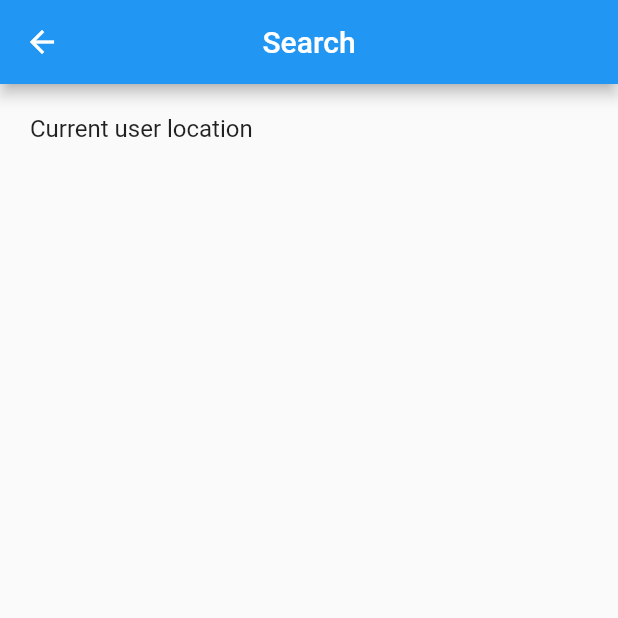
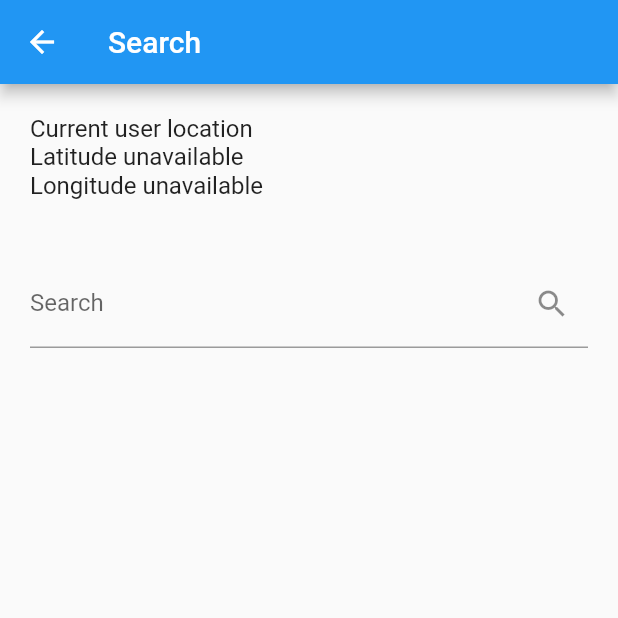
Before and after one commit to DzulfikriPysal/Flutter-article-apps, a Flutter app: the SearchArticleView screen opened directly, on a phone screen of 412 x 824 dp, the top half of it. Run offline on Flutter 3.47's test engine with Material 2 defaults, Android fonts, the phone set to English and light mode, and no system bars; our stand-ins replace location, sqflite; accounts and stored records are empty; network calls fail.

Commit message:
finishing search page

```diff
--- a/lib/location_service.dart
+++ b/lib/location_service.dart
@@ -1,4 +1,5 @@
 import 'package:location/location.dart';
+import 'package:flutter/material.dart';
 
 class LocationService {
   Location location = Location();
@@ -38,4 +39,42 @@ class LocationService {
       _locationData = currentLocation;
     });
   }
+
+  Widget buildLocationRow(String label, double? latitude, double? longitude) {
+    String valueText = latitude != null && longitude != null
+        ? 'Latitude: $latitude, \n Longitude: $longitude'
+        : 'Location data unavailable';
+
+    return Column(
+      children: <Widget>[
+        Row(
+          children: <Widget>[
+            Text(
+              label,
+              style: TextStyle(fontSize: 16),
+              textAlign: TextAlign.center,
+            ),
+          ],
+        ),
+        Row(
+          children: <Widget>[
+            Text(
+              latitude != null ? 'Latitude: $latitude' : 'Latitude unavailable',
+              style: TextStyle(fontSize: 16),
+              textAlign: TextAlign.center,
+            ),
+          ],
+        ),
+        Row(
+          children: <Widget>[
+            Text(
+              longitude != null ? 'Longitude: $longitude' : 'Longitude unavailable',
+              style: TextStyle(fontSize: 16),
+              textAlign: TextAlign.center,
+            ),
+          ],
+        ),
+      ],
+    );
+  }
 }
--- a/lib/ui/search_article_view/search_article_view_widget.dart
+++ b/lib/ui/search_article_view/search_article_view_widget.dart
@@ -1,45 +1,132 @@
 import 'package:flutter/material.dart';
 import '../../location_service.dart';
+import '../../model/article.dart';
+import '../../article_service.dart';
+import 'package:location/location.dart';
 
 class SearchArticleView extends StatefulWidget {
-  const SearchArticleView({Key? key}) : super(key: key);
-
   @override
-  State<SearchArticleView> createState() => _SearchArticleViewState();
+  _SearchArticleViewState createState() => _SearchArticleViewState();
 }
 
 class _SearchArticleViewState extends State<SearchArticleView> {
+  TextEditingController _searchController = TextEditingController();
+  List<Article> _searchResults = [];
+  bool _isLoading = false;
+  int _page = 1;
+  LocationService _locationService = LocationService();
+  LocationData? _locationData;
 
   @override
   void initState() {
     super.initState();
+    _locationService.checkPermissions().then((locationData) {
+      setState(() {
+        _locationData = locationData;
+      });
+    });
+  }
+
+  void _performSearch(String query) async {
+    setState(() {
+      _isLoading = true;
+      _page = 1; // Reset the page number when performing a new search
+      _searchResults.clear(); // Clear the existing search results
+    });
+
+    // Call the article service to search for articles
+    ArticleService articleService = ArticleService();
+    List<Article> results = await articleService.searchArticles(page: _page, query: query);
+
+    setState(() {
+      _searchResults.addAll(results);
+      _isLoading = false;
+    });
+  }
+
+  void _loadMoreArticles() async {
+    if (_isLoading) {
+      return; // Prevent multiple simultaneous requests
+    }
+
+    setState(() {
+      _isLoading = true;
+      _page++; // Increment the page number for the next request
+    });
+
+    // Call the article service to fetch more articles
+    ArticleService articleService = ArticleService();
+    List<Article> results = await articleService.searchArticles(page: _page, query: _searchController.text);
+
+    setState(() {
+      _searchResults.addAll(results);
+      _isLoading = false;
+    });
   }
 
   @override
   Widget build(BuildContext context) {
     return Scaffold(
       appBar: AppBar(
-                title: Text("Search"),
-                centerTitle: true,
+        title: Text('Search'),
       ),
-            body: SafeArea(
-                child: Padding(
-                    padding: const EdgeInsets.all(20.0),
-                    child: Column(
-                        mainAxisAlignment: MainAxisAlignment.start,
-                        children: <Widget>[
-                            Row(
-                                children: <Widget>[
-                                    Text(
+      body: Column(
+        children: [
+          Padding(
+            padding: EdgeInsets.all(20.0),
+            child: _locationService.buildLocationRow(
               "Current user location",
-                                        style: TextStyle(fontSize: 16),
-                                        textAlign: TextAlign.center,
+              _locationService.locationData?.latitude,
+              _locationService.locationData?.longitude,
+            ),
+          ),
+          Padding(
+            padding: EdgeInsets.all(20.0),
+            child: TextField(
+              controller: _searchController,
+              decoration: InputDecoration(
+                labelText: 'Search',
+                suffixIcon: IconButton(
+                  icon: Icon(Icons.search),
+                  onPressed: () {
+                    String query = _searchController.text;
+                    _performSearch(query);
+                  },
+                ),
+              ),
+            ),
+          ),
+          _isLoading
+              ? CircularProgressIndicator()
+              : Expanded(
+                  child: NotificationListener<ScrollNotification>(
+                    onNotification: (ScrollNotification scrollInfo) {
+                      if (scrollInfo is ScrollEndNotification &&
+                          scrollInfo.metrics.pixels == scrollInfo.metrics.maxScrollExtent) {
+                        // Reached the end of the list, load more articles
+                        _loadMoreArticles();
+                        return true;
+                      }
+                      return false;
+                    },
+                    child: ListView.builder(
+                      itemCount: _searchResults.length + 1,
+                      itemBuilder: (BuildContext context, int index) {
+                        if (index == _searchResults.length) {
+                          // Show a loading indicator at the end of the list while loading more articles
+                          return _isLoading ? CircularProgressIndicator() : SizedBox.shrink();
+                        }
+
+                        Article article = _searchResults[index];
+                        return ListTile(
+                          title: Text(article.title),
+                          subtitle: Text(article.published_date),
+                        );
+                      },
+                    ),
+                  ),
                 ),
         ],
-                            ),
-                        ],
-                    ),
-                ),
       ),
     );
   }
```
Also changed, not shown: lib/article_service.dart (+25 -2 lines), lib/ui/most_view/most_view_widget.dart (+1 -40 lines). Lines whose indentation alone changed are shown as unchanged.
